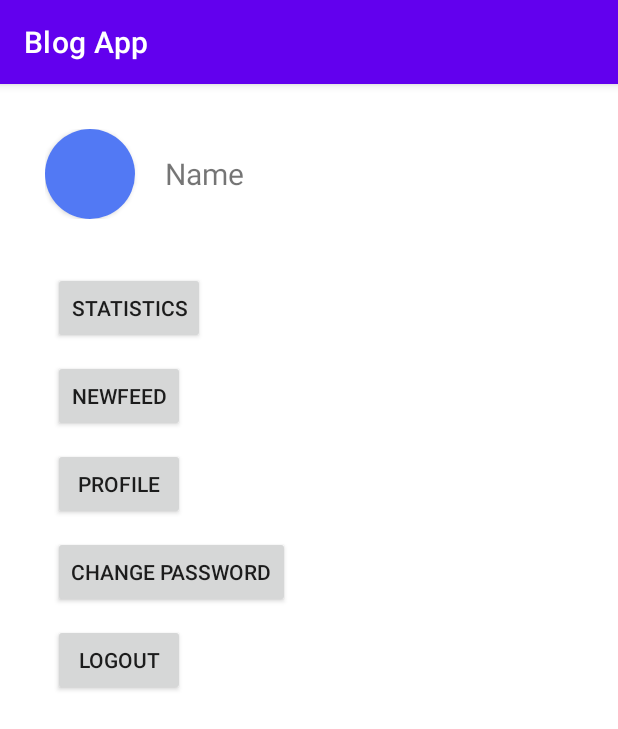
After one commit to jasmineChamCham/Project-Blog-Management, an Android app: the ProfileActivity screen opened directly, with no data from a screen before it, on a phone screen of 412 x 824 dp. The commit adds this screen. Shown: the top 729 px of the screen. Run offline under Robolectric (Android 15) with nearby library versions, the phone set to English and light mode, and no system bars.

Commit message:
rebase profile statistics branch into CodeUI branch

```diff
--- /dev/null
+++ b/app/src/main/java/com/example/blogapp/view/ProfileActivity.java
@@ -0,0 +1,86 @@
+package com.example.blogapp.view;
+
+import androidx.appcompat.app.AlertDialog;
+import androidx.appcompat.app.AppCompatActivity;
+
+import android.content.Intent;
+import android.os.Bundle;
+import android.view.LayoutInflater;
+import android.view.View;
+import android.widget.Button;
+import android.widget.EditText;
+import android.widget.Toast;
+
+import com.example.blogapp.R;
+
+public class ProfileActivity extends AppCompatActivity {
+    @Override
+    protected void onCreate(Bundle savedInstanceState) {
+        super.onCreate(savedInstanceState);
+        setContentView(R.layout.activity_profile);
+        Button butStatistics = findViewById(R.id.but_statistics);
+        Button butNewfeed = findViewById(R.id.but_newfeed);
+        Button butProfile = findViewById(R.id.but_profile);
+        Button butChangePw = findViewById(R.id.but_change_pw);
+        Button butLogout = findViewById(R.id.but_logout);
+
+        butChangePw.setOnClickListener(new View.OnClickListener() {
+            @Override
+            public void onClick(View v) {
+                AlertDialog.Builder mDialog = new AlertDialog.Builder(ProfileActivity.this);
+                LayoutInflater inflater = LayoutInflater.from(ProfileActivity.this);
+                View myView = inflater.inflate(R.layout.change_password, null);
+                mDialog.setView(myView);
+
+                AlertDialog dialog = mDialog.create();
+                dialog.setCancelable(true);
+
+                EditText etCurPw = myView.findViewById(R.id.et_cur_pw);
+                EditText etNewPw = myView.findViewById(R.id.et_new_pw);
+                Button butChangePass = myView.findViewById(R.id.but_change_pass);
+
+                butChangePass.setOnClickListener(new View.OnClickListener() {
+                    @Override
+                    public void onClick(View v) {
+                        if (etCurPw.getText().toString().equals(etNewPw.getText().toString())){
+                            Toast.makeText(ProfileActivity.this, "New password is the same as the current one", Toast.LENGTH_LONG).show();
+                            etCurPw.setText("");
+                            etNewPw.setText("");
+                            etCurPw.requestFocus();
+                        } else {
+                            // CHANGE PASSWORD IN FIREBASE
+                            // ....
+
+//                    myRef.child(model.getId()).setValue(new Post(model.getId(),title,content,getRandomColor(),model.getDate(), emotion))
+//                            .addOnCompleteListener(new OnCompleteListener<Void>() {
+//                                @Override
+//                                public void onComplete(@NonNull Task<Void> task) {
+//                                    if (task.isSuccessful()){
+//                                        Toast.makeText(MainActivity.this, "Update note successfully", Toast.LENGTH_LONG).show();
+//                                    } else {
+//                                        Toast.makeText(MainActivity.this, "Update note failed", Toast.LENGTH_LONG).show();
+//                                    }
+//                                }
+//                            });
+
+                            dialog.dismiss();
+                        }
+                    }
+                });
+
+                dialog.show();
+
+            }
+        });
+
+        butLogout.setOnClickListener(new View.OnClickListener() {
+            @Override
+            public void onClick(View v) {
+                // myRef => logout
+
+                Intent intent = new Intent(ProfileActivity.this, LoginActivity.class);
+                startActivity(intent);
+            }
+        });
+    }
+}
--- /dev/null
+++ b/app/src/main/res/layout/activity_profile.xml
@@ -0,0 +1,76 @@
+<?xml version="1.0" encoding="utf-8"?>
+<LinearLayout xmlns:android="http://schemas.android.com/apk/res/android"
+    xmlns:app="http://schemas.android.com/apk/res-auto"
+    xmlns:tools="http://schemas.android.com/tools"
+    android:layout_width="match_parent"
+    android:layout_height="match_parent"
+    android:layout_margin="30dp"
+    android:orientation="vertical"
+    tools:context=".view.ProfileActivity">
+
+    <LinearLayout
+        android:layout_width="match_parent"
+        android:layout_height="wrap_content"
+        android:orientation="horizontal"
+        android:gravity="center_vertical"
+        android:layout_marginBottom="30dp">
+
+        <androidx.cardview.widget.CardView
+            android:layout_width="wrap_content"
+            android:layout_height="wrap_content"
+            android:elevation="12dp"
+            app:cardCornerRadius="40dp"
+            android:layout_marginRight="20dp">
+            <ImageView
+                android:id="@+id/iv_ava"
+                android:layout_width="60dp"
+                android:layout_height="60dp"
+                android:src="@color/main_color"
+                />
+        </androidx.cardview.widget.CardView>
+
+        <TextView
+            android:id="@+id/tv_name"
+            android:layout_width="wrap_content"
+            android:layout_height="wrap_content"
+            android:text="Name"
+            android:textSize="20sp"/>
+
+    </LinearLayout>
+
+    <LinearLayout
+        android:layout_width="wrap_content"
+        android:layout_height="wrap_content"
+        android:orientation="vertical">
+        <androidx.appcompat.widget.AppCompatButton
+            android:id="@+id/but_statistics"
+            android:layout_width="wrap_content"
+            android:layout_height="wrap_content"
+            android:layout_margin="5dp"
+            android:text="Statistics"/>
+        <androidx.appcompat.widget.AppCompatButton
+            android:id="@+id/but_newfeed"
+            android:layout_width="wrap_content"
+            android:layout_height="wrap_content"
+            android:layout_margin="5dp"
+            android:text="Newfeed"/>
+        <androidx.appcompat.widget.AppCompatButton
+            android:id="@+id/but_profile"
+            android:layout_width="wrap_content"
+            android:layout_height="wrap_content"
+            android:layout_margin="5dp"
+            android:text="Profile"/>
+        <androidx.appcompat.widget.AppCompatButton
+            android:id="@+id/but_change_pw"
+            android:layout_width="wrap_content"
+            android:layout_height="wrap_content"
+            android:layout_margin="5dp"
+            android:text="Change password"/>
+        <androidx.appcompat.widget.AppCompatButton
+            android:id="@+id/but_logout"
+            android:layout_width="wrap_content"
+            android:layout_height="wrap_content"
+            android:layout_margin="5dp"
+            android:text="Logout"/>
+    </LinearLayout>
+</LinearLayout>
--- a/settings.gradle
+++ b/settings.gradle
@@ -6,10 +6,11 @@ pluginManagement {
     }
 }
 dependencyResolutionManagement {
-    repositoriesMode.set(RepositoriesMode.FAIL_ON_PROJECT_REPOS)
+    repositoriesMode.set(RepositoriesMode.PREFER_SETTINGS)
     repositories {
         google()
         mavenCentral()
+        maven { url "https://jitpack.io" }
     }
 }
 rootProject.name = "BlogApp"
```
Also changed, not shown: app/build.gradle (+15 -5 lines), app/src/main/AndroidManifest.xml (+18 -1 lines), app/src/main/java/com/example/blogapp/view/StatisticsActivity.java (added, +16 -0 lines), app/src/main/res/layout/activity_statistics.xml (added, +11 -0 lines), app/src/main/res/layout/change_password.xml (added, +63 -0 lines), app/src/main/res/values/colors.xml (+13 -0 lines), build.gradle (+18 -1 lines).
